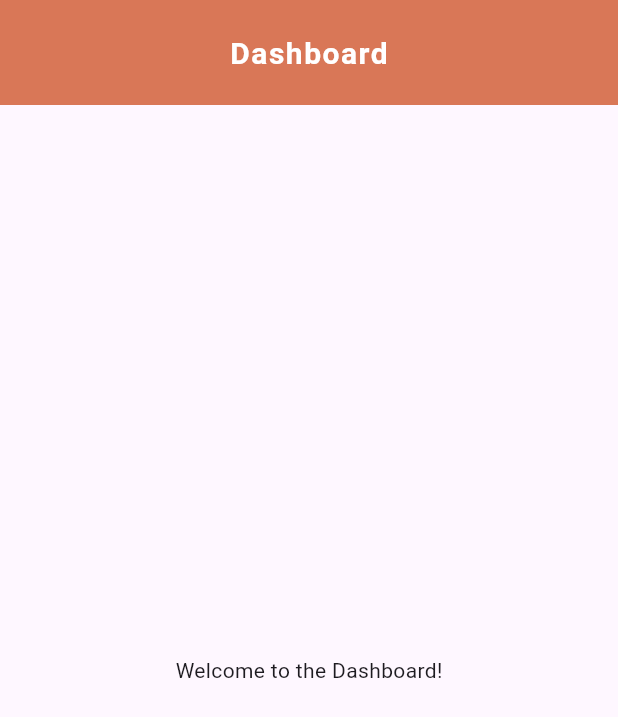
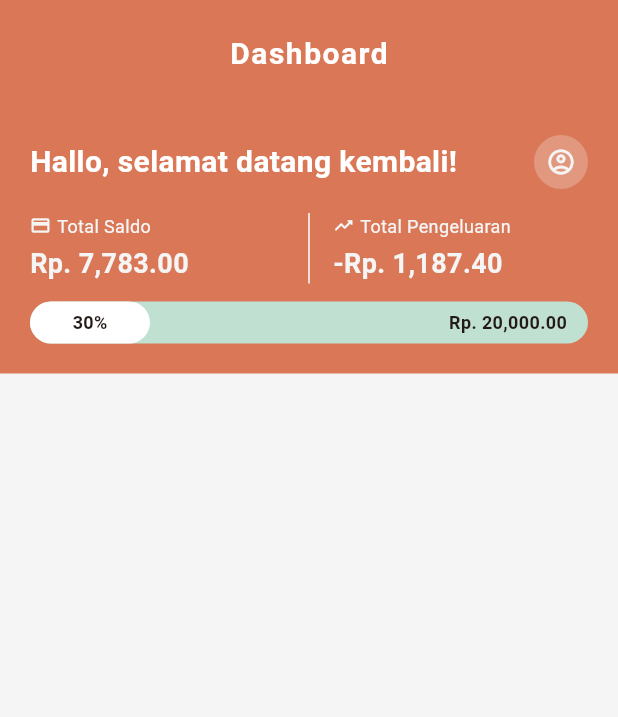
Before and after one commit to Endraagustino22/pencatatan-keuangan-app, a Flutter app: the screen it shows after launch, on a phone screen of 412 x 824 dp. Shown: the top 717 px of the screen. Run offline on Flutter 3.47's test engine with Material 3 defaults, Android fonts, the light colour scheme and no system bars.

Commit message:
feat: add SaldoSummaryWidget dan update DashboardScreen layout

```diff
--- a/lib/main.dart
+++ b/lib/main.dart
@@ -13,7 +13,8 @@ class MyApp extends StatelessWidget {
     return MaterialApp(
       title: 'Flutter Demo',
       theme: ThemeData(
-        colorScheme: ColorScheme.fromSeed(seedColor: const Color.fromARGB(255, 44, 14, 96)),
+        colorScheme: ColorScheme.fromSeed(seedColor: const Color(0xFFD97757)),
+        scaffoldBackgroundColor: const Color(0xFFF5F5F5),
       ),
       home: const DashboardScreen(),
     );
--- a/lib/screen/dashboard/dashboard_screen.dart
+++ b/lib/screen/dashboard/dashboard_screen.dart
@@ -1,5 +1,6 @@
 import 'package:flutter/material.dart';
 import 'package:pencatatan_keuangan_app/screen/app_bar.dart';
+import 'package:pencatatan_keuangan_app/screen/dashboard/widget/jumlah_saldo.dart';
 
 class DashboardScreen extends StatefulWidget {
   const DashboardScreen({super.key});
@@ -13,8 +14,10 @@ class _DashboardScreenState extends State<DashboardScreen> {
   Widget build(BuildContext context) {
     return Scaffold(
       appBar: const MyAppBar(title: 'Dashboard'),
-      body: const Center(
-        child: Text('Welcome to the Dashboard!'),
+      body: Column(
+        children: [
+          const SaldoSummaryWidget()
+        ],
       ),
     );
   }
--- /dev/null
+++ b/lib/screen/dashboard/widget/jumlah_saldo.dart
@@ -0,0 +1,167 @@
+import 'package:flutter/material.dart';
+
+class SaldoSummaryWidget extends StatelessWidget {
+  const SaldoSummaryWidget({super.key});
+
+  @override
+  Widget build(BuildContext context) {
+
+    // container
+    return Container(
+      width: double.infinity,
+      padding: const EdgeInsets.all(20),
+      decoration: BoxDecoration(
+        color: const Color(0xFFD97757),
+      ),
+
+      // content
+      child: Column(
+        crossAxisAlignment: CrossAxisAlignment.start,
+        children: [
+
+          // Header
+          Row(
+            mainAxisAlignment: MainAxisAlignment.spaceBetween,
+            children: [
+              Column(
+                crossAxisAlignment: CrossAxisAlignment.start,
+                children: const [
+                  Text(
+                    'Hallo, selamat datang kembali!',
+                    style: TextStyle(
+                      fontSize: 20,
+                      fontWeight: FontWeight.w600,
+                      color: Colors.white,
+                    ),
+                  ),
+                ],
+              ),
+              Container(
+                width: 36,
+                height: 36,
+                decoration: BoxDecoration(
+                  color: Colors.white24,
+                  shape: BoxShape.circle,
+                ),
+                child: const Icon(
+                  Icons.account_circle_outlined,
+                  color: Color(0xFFF5F5F5),
+                  size: 20,
+                ),
+              ),
+            ],
+          ),
+
+          const SizedBox(height: 16),
+
+          // Saldo Dan Pengeluarana Row
+          IntrinsicHeight(
+            child: Row(
+              children: [
+                Expanded(
+                  child: _InfoColumn(
+                    icon: Icons.credit_card_outlined,
+                    label: 'Total Saldo',
+                    value: 'Rp. 7,783.00',
+
+                  ),
+                ),
+                const VerticalDivider(color: Colors.white, width: 32),
+                Expanded(
+                  child: _InfoColumn(
+                    icon: Icons.trending_up_rounded,
+                    label: 'Total Pengeluaran',
+                    value: '-Rp. 1,187.40',
+                  ),
+                ),
+              ],
+            ),
+          ),
+
+          const SizedBox(height: 12),
+
+          // Progress Bar
+          Container(
+            height: 28,
+            decoration: BoxDecoration(
+              color: const Color(0xFFC0E1D2),
+              borderRadius: BorderRadius.circular(20),
+            ),
+            child: Row(
+              children: [
+                Container(
+                  width: 80,
+                  decoration: BoxDecoration(
+                    color: Colors.white,
+                    borderRadius: BorderRadius.circular(20),
+                  ),
+                  alignment: Alignment.center,
+                  child: const Text(
+                    '30%',
+                    style: TextStyle(
+                      fontSize: 12,
+                      fontWeight: FontWeight.w700,
+                    ),
+                  ),
+                ),
+                const Spacer(),
+                const Padding(
+                  padding: EdgeInsets.only(right: 14),
+                  child: Text(
+                    'Rp. 20,000.00',
+                    style: TextStyle(
+                      fontSize: 12,
+                      fontWeight: FontWeight.w700,
+                    ),
+                  ),
+                ),
+              ],
+            ),
+          ),
+
+        ],
+      ),
+    );
+  }
+}
+
+// Info Saldo Dan Pengeluaran Column Widget
+class _InfoColumn extends StatelessWidget {
+  final IconData icon;
+  final String label;
+  final String value;
+
+  const _InfoColumn({
+    required this.icon,
+    required this.label,
+    required this.value,
+  });
+
+  @override
+  Widget build(BuildContext context) {
+    return Column(
+      crossAxisAlignment: CrossAxisAlignment.start,
+      children: [
+        Row(
+          children: [
+            Icon(icon, size: 14, color: const Color(0xFFF5F5F5)),
+            const SizedBox(width: 4),
+            Text(
+              label,
+              style: const TextStyle(fontSize: 12, color: Color(0xFFF5F5F5)),
+            ),
+          ],
+        ),
+        const SizedBox(height: 4),
+        Text(
+          value,
+          style: const TextStyle(
+            fontSize: 18,
+            fontWeight: FontWeight.w600,
+            color: Color(0xFFF5F5F5),
+          ),
+        ),
+      ],
+    );
+  }
+}
```
